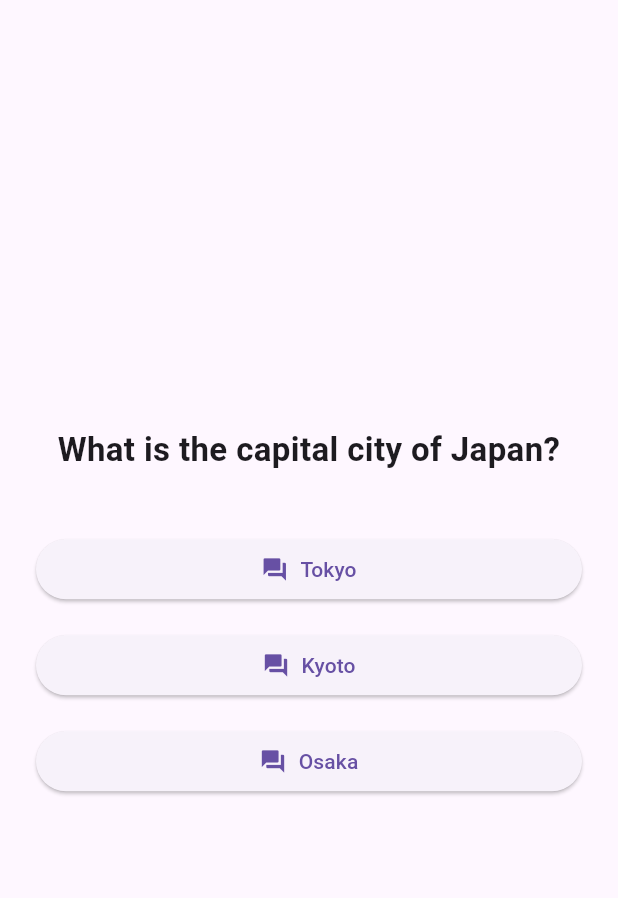
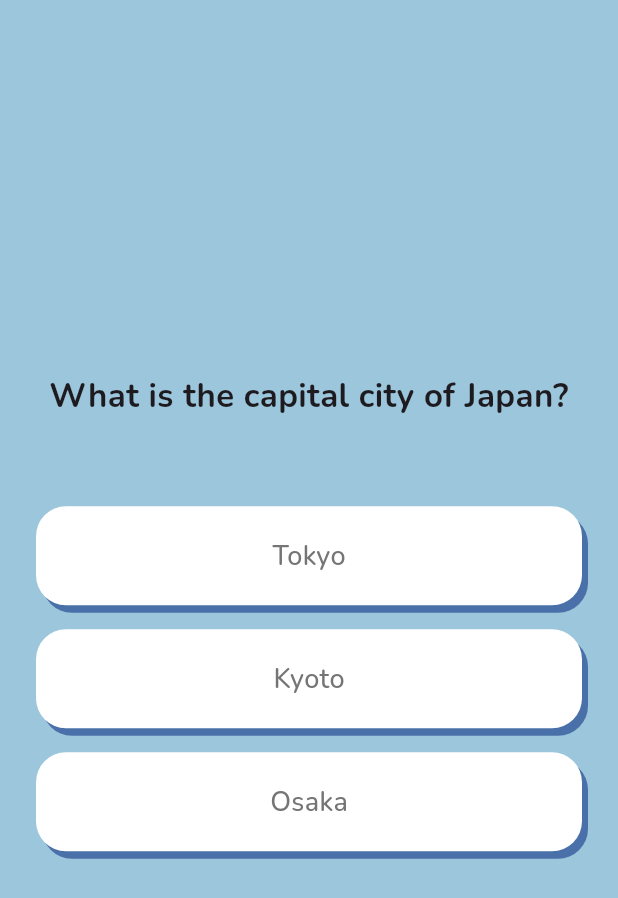
Before and after one commit to rscbpch/mobile-dev-quiz-app, a Flutter app: the screen it shows after launch, after a tap on "Start Quiz", on a phone screen of 412 x 824 dp. Shown: the top 898 px of the screen. Run offline on Flutter 3.47's test engine with Material 3 defaults, Android fonts, the light colour scheme and no system bars; our stand-ins replace google_fonts.

Commit message:
hehe better ui

```diff
--- a/quizz_app/analysis_options.yaml
+++ b/quizz_app/analysis_options.yaml
@@ -10,6 +10,7 @@
 analyzer:
   errors:
     avoid_print: ignore
+    depend_on_referenced_packages: ignore
 include: package:flutter_lints/flutter.yaml
 
 linter:
--- a/quizz_app/lib/models/quiz.dart
+++ b/quizz_app/lib/models/quiz.dart
@@ -11,20 +11,11 @@ class Quiz {
 
   factory Quiz.fromJson(Map<String, dynamic> json) {
     List<Question> q = (json['questions'] as List).map((data) => Question.fromJson(data)).toList();
-    print('Loaded questions:');
-    for (var question in q) {
-      print('  Question id: \'${question.id}\', title: \'${question.title}\'');
-    }
-
-    List<Answer> a = (json['answers'] as List).map((data) {
-      print('Parsing answer for questionId: \'${data['questionId']}\'');
-      return Answer.fromJson(data, q);
-    }).toList();
 
     return Quiz(
       id: json['id'],
       name: json['name']
-    ) ..questions = q ..answers = a;
+    ) ..questions = q;
   }
 
   int getScore() {
--- a/quizz_app/lib/ui/quiz_app.dart
+++ b/quizz_app/lib/ui/quiz_app.dart
@@ -5,6 +5,7 @@ import 'package:quizz_app/ui/screens/result_screen.dart';
 import 'package:quizz_app/models/quiz.dart';
 import 'package:flutter/services.dart';
 import 'dart:convert';
+import 'package:google_fonts/google_fonts.dart';
 
 enum QuizStage { welcome, question, result }
 
@@ -67,7 +68,15 @@ class _QuizAppState extends State<QuizApp> {
   @override
   Widget build(BuildContext context) {
     return MaterialApp(
-      home: Scaffold(body: loading ? const Center(child: CircularProgressIndicator()) : _buildStage()),
+      theme: ThemeData(
+        textTheme: GoogleFonts.nunitoTextTheme(Theme.of(context).textTheme)
+      ),
+      home: Scaffold(
+        backgroundColor: Color.fromRGBO(156, 198, 219, 100),
+        body: loading ? const Center(
+          child: CircularProgressIndicator()
+        ) : _buildStage()
+      ),
     );
   }
 
--- a/quizz_app/lib/ui/screens/question_screen.dart
+++ b/quizz_app/lib/ui/screens/question_screen.dart
@@ -17,14 +17,17 @@ class QuestionScreen extends StatelessWidget {
         children: [
           Text(
             question.title,
-            style: const TextStyle(fontSize: 22, fontWeight: FontWeight.bold),
+            style: const TextStyle(
+              fontSize: 22,
+              fontWeight: FontWeight.bold
+            ),
             textAlign: TextAlign.center,
           ),
-          const SizedBox(height: 32),
+          const SizedBox(height: 50),
           ...question.choices.map(
             (choice) => Padding(
               padding: const EdgeInsets.symmetric(vertical: 8.0),
-              child: AppButton(choice, onTap: () => onAnswer(choice), icon: Icons.question_answer),
+              child: AppButton(choice, onTap: () => onAnswer(choice)),
             ),
           ),
         ],
--- a/quizz_app/lib/ui/screens/welcome_screen.dart
+++ b/quizz_app/lib/ui/screens/welcome_screen.dart
@@ -1,4 +1,5 @@
 import 'package:flutter/material.dart';
+import 'package:quizz_app/ui/widgets/app_button.dart';
 
 class WelcomeScreen extends StatelessWidget {
   final VoidCallback onStart;
@@ -10,9 +11,25 @@ class WelcomeScreen extends StatelessWidget {
       child: Column(
         mainAxisAlignment: MainAxisAlignment.center,
         children: [
-          const Text("Welcome Screen", style: TextStyle(fontSize: 28, fontWeight: FontWeight.bold)),
+          Image.asset(
+            'assets/images/computer.png',
+            width: 160,
+            height: 160
+          ),
+          const SizedBox(height: 24),
+          const Text(
+            "Welcome to Quizz App",
+            style: TextStyle(
+              fontSize: 28,
+              fontWeight: FontWeight.bold
+            )
+          ),
           const SizedBox(height: 32),
-          ElevatedButton.icon(icon: const Icon(Icons.play_arrow), label: const Text('Start Quiz'), onPressed: onStart),
+          AppButton(
+            'Start Quiz',
+            onTap: onStart,
+            icon: Icons.play_arrow
+          ),
         ],
       ),
     );
--- a/quizz_app/lib/ui/widgets/app_button.dart
+++ b/quizz_app/lib/ui/widgets/app_button.dart
@@ -1,12 +1,7 @@
 import 'package:flutter/material.dart';
 
 class AppButton extends StatelessWidget {
-  const AppButton(
-    this.label, {
-    super.key,
-    required this.onTap,
-    this.icon,
-  });
+  const AppButton(this.label, {super.key, required this.onTap, this.icon});
 
   final IconData? icon;
   final String label;
@@ -14,15 +9,41 @@ class AppButton extends StatelessWidget {
 
   @override
   Widget build(BuildContext context) {
-    return ElevatedButton.icon(
-        icon: Icon(icon),
-        label: Text(label),
-        onPressed: onTap,
-        style: OutlinedButton.styleFrom(
-          padding: const EdgeInsets.symmetric(
-            vertical: 10,
-            horizontal: 40,
-          ),
-        ));
+    return GestureDetector(
+      onTap: onTap,
+      child: Container(
+        padding: const EdgeInsets.symmetric(vertical: 20, horizontal: 30),
+        decoration: BoxDecoration(
+          color: Colors.white,
+          borderRadius: BorderRadius.circular(20),
+          boxShadow: [
+            BoxShadow(
+              color: const Color.fromRGBO(74, 112, 169, 100),
+              offset: const Offset(4, 5),
+              blurRadius: 0,
+              spreadRadius: 0,
+            ),
+          ],
+        ),
+        child: Row(
+          mainAxisSize: MainAxisSize.min,
+          mainAxisAlignment: MainAxisAlignment.center,
+          children: [
+            if (icon != null) ...[
+              Icon(icon, color: Colors.grey[600]),
+              const SizedBox(width: 8)
+            ],
+            Text(
+              label,
+              style: TextStyle(
+                fontSize: 18,
+                color: Colors.grey[600],
+                fontWeight: FontWeight.w500,
+              ),
+            ),
+          ],
+        ),
+      ),
+    );
   }
 }
--- a/quizz_app/pubspec.yaml
+++ b/quizz_app/pubspec.yaml
@@ -40,6 +40,8 @@ dev_dependencies:
   flutter_test:
     sdk: flutter
 
+  google_fonts: ^6.3.3
+
   # The "flutter_lints" package below contains a set of recommended lints to
   # encourage good coding practices. The lint set provided by the package is
   # activated in the `analysis_options.yaml` file located at the root of your
@@ -61,6 +63,7 @@ flutter:
   # To add assets to your application, add an assets section, like this:
   assets:
     - assets/data/quiz.json
+    - assets/images/
 
   # An image asset can refer to one or more resolution-specific "variants", see
   # https://flutter.dev/to/resolution-aware-images
```
Also changed, not shown: quizz_app/assets/data/quiz.json (+7 -12 lines), quizz_app/lib/ui/screens/result_screen.dart (+43 -18 lines), quizz_app/assets/images/computer.png (added), quizz_app/pubspec.lock, 7 other files.
